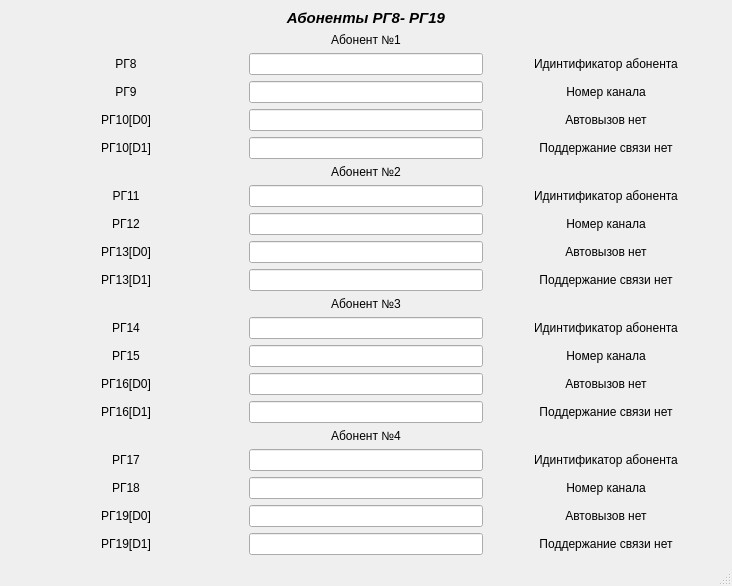
AleksandrKajl/DeviceVS, file DeviceVS/GroupTwo.ui: the form before one commit.
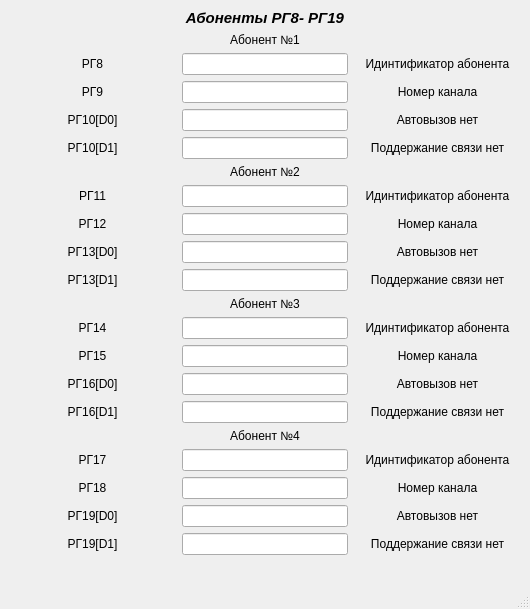
The form after the commit.

Patch:
```diff
--- a/DeviceVS/GroupTwo.ui
+++ b/DeviceVS/GroupTwo.ui
@@ -6,8 +6,8 @@
    <rect>
     <x>0</x>
     <y>0</y>
-    <width>732</width>
-    <height>539</height>
+    <width>530</width>
+    <height>609</height>
    </rect>
   </property>
   <property name="windowTitle">
```
Left out of the diff: 20 changed lines with no effect on the pictures.
